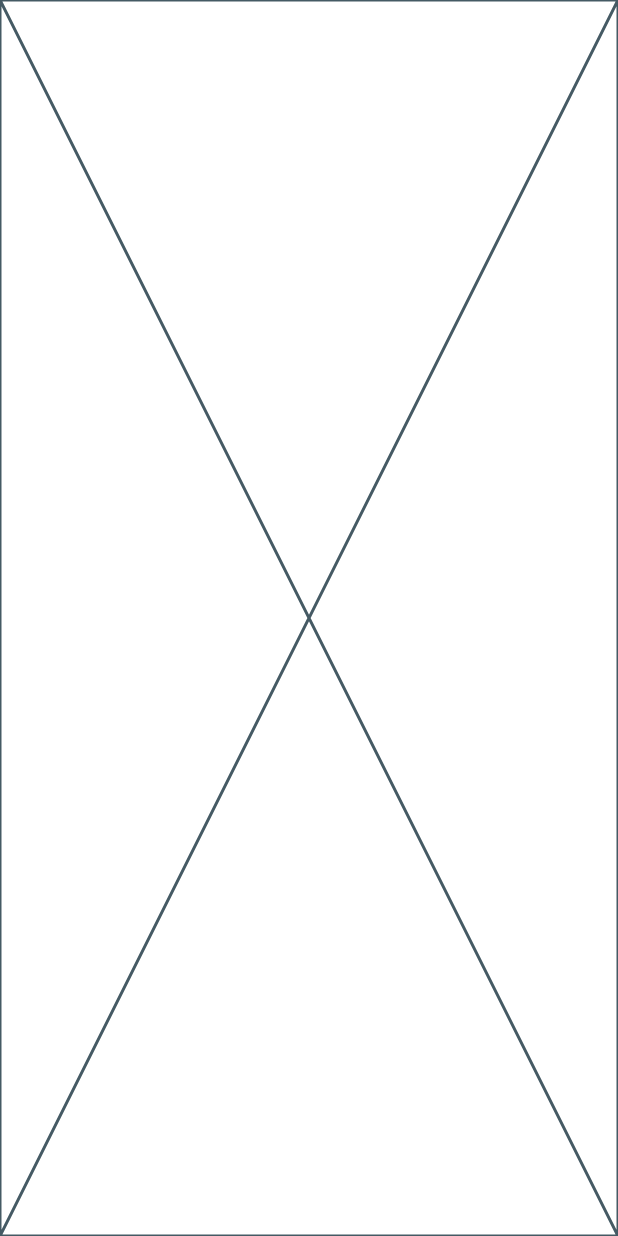
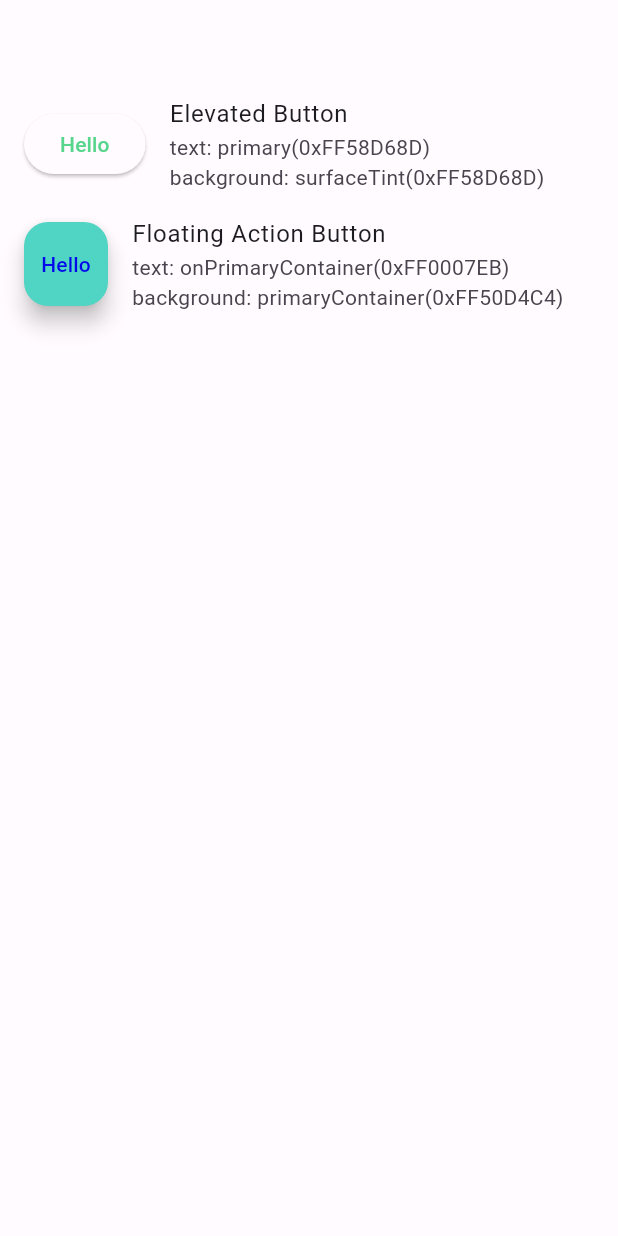
Before and after one commit to ergulecdemet/colorShemeLearnExams, a Flutter app: the screen it shows after launch, on a phone screen of 412 x 824 dp. Run offline on Flutter 3.47's test engine with Material 3 defaults, Android fonts, the phone set to English and light mode, and no system bars.

Commit message:
some edit -1

```diff
--- a/lib/main.dart
+++ b/lib/main.dart
@@ -1,4 +1,5 @@
 import 'package:color_sheme_learn_exams/pages/home_theme_page.dart';
+import 'package:color_sheme_learn_exams/theme/color_theme.dart';
 import 'package:flutter/material.dart';
 
 void main() {
@@ -15,7 +16,7 @@ class MyApp extends StatelessWidget {
       title: 'Flutter Demo',
       theme: ThemeData(
 
-        colorScheme: ColorScheme.fromSeed(seedColor: Colors.deepPurple),
+        colorScheme: CustomColorScheme.lightColorScheme,
         useMaterial3: true,
       ),
       home: const HomeThemePage()
--- a/lib/pages/home_theme_page.dart
+++ b/lib/pages/home_theme_page.dart
@@ -10,6 +10,30 @@ class HomeThemePage extends StatefulWidget {
 class _HomeThemePageState extends State<HomeThemePage> {
   @override
   Widget build(BuildContext context) {
-    return const Placeholder();
+    return Scaffold(
+      appBar: AppBar(),
+      body: SingleChildScrollView(
+        child: Column(
+          children: [
+            ListTile(
+              leading:
+                  ElevatedButton(onPressed: () {}, child: const Text("Hello")),
+              title: const Text("Elevated Button"),
+              subtitle: const Text(
+                  "text: primary(0xFF58D68D)\nbackground: surfaceTint(0xFF58D68D)"),
+            ),
+            ListTile(
+              leading: FloatingActionButton(
+                onPressed: () {},
+                child: const Text("Hello"),
+              ),
+              title: const Text("Floating Action Button"),
+              subtitle: const Text(
+                  "text: onPrimaryContainer(0xFF0007EB)\nbackground: primaryContainer(0xFF50D4C4)"),
+            )
+          ],
+        ),
+      ),
+    );
   }
 }
--- a/lib/theme/color_theme.dart
+++ b/lib/theme/color_theme.dart
@@ -6,10 +6,10 @@ final class CustomColorScheme {
   /// Light theme renk seti
   static const lightColorScheme = ColorScheme(
     brightness: Brightness.light,// Determines if the theme is light or dark./Temanın açık mı koyu mu olduğunu belirler.
-    primary: Color(0xFF6750A4),//Uygulamanızın ekranlarında ve bileşenlerinde en sık görüntülenen temel renktir.//*ör:elevated button text yazısı
+    primary: Color(0xFF58D68D),//Uygulamanızın ekranlarında ve bileşenlerinde en sık görüntülenen temel renktir.
     onPrimary: Color(0xFFFFFFFF),//primary rengi üzerindeki metin ve içerikler için kullanılır. Bu genellikle primary renginin üzerine kontrastlı bir metin rengi olur.
-    primaryContainer: Color(0xFFEADDFF),//primary renginin kullanıldığı konteynerların arka plan rengini belirler.//*ör: floating action button container rengi
-    onPrimaryContainer: Color(0xFF21005D),//primaryContainer rengi üzerindeki metin ve içerikler için kullanılır.//*ör: floating üstü yazı
+    primaryContainer: Color(0xFF50D4C4),//primary renginin kullanıldığı konteynerların arka plan rengini belirler.//*ör: floating action button container rengi
+    onPrimaryContainer: Color(0xFF0007EB),//primaryContainer rengi üzerindeki metin ve içerikler için kullanılır.//*ör: floating üstü yazı
     secondary: Color(0xFF625B71),//İkincil bir renktir ve genellikle uygulamanın arka planında, ikincil düğmelerde veya ikincil öğelerde kullanılır.
     onSecondary: Color(0xFFFFFFFF),//secondary rengi üzerindeki metin ve içerikler için kullanılır.
     secondaryContainer: Color(0xFFE8DEF8),//secondary renginin kullanıldığı konteynerların arka plan rengini belirler.
@@ -33,7 +33,7 @@ final class CustomColorScheme {
     onInverseSurface: Color(0xFFF4EFF4),//inverseSurface rengi üzerindeki metin ve içerikler için kullanılır.
     inversePrimary: Color(0xFFD0BCFF),//primary renginin ters (inverse) versiyonudur.
     shadow: Color(0xFF000000),//Gölgeler için kullanılan renktir. Örneğin, bir kutunun altındaki hafif gölge rengi.
-    surfaceTint: Color(0xFF6750A4),//surface renginin belirli bir tonu.
+    surfaceTint: Color(0xFF58D68D),//surface renginin belirli bir tonu. Örneğin, bir düğmenin arka plan rengi. //*ör: elevated button button rengi primary rengini açıp veriyor
     outlineVariant: Color(0xFFCAC4D0),//outline renginin alternatif bir versiyonudur.
     scrim: Color(0xFF000000),//Arka plandaki belirginlik efekti için kullanılan renk.
   );
```
